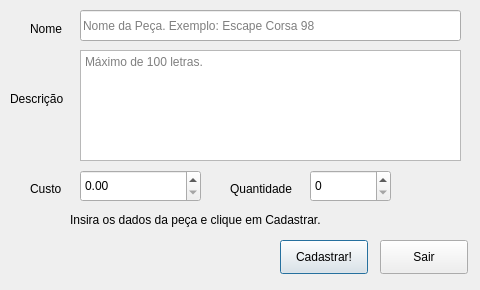
This is addpart.ui in bedi1982/Oficina as Qt 5 draws it before an edit. The edited form follows.
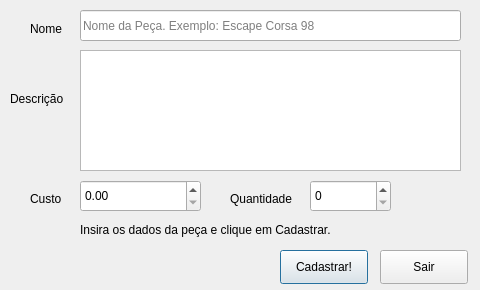
This is the edited form.

What changed in the file:
```diff
--- a/addpart.ui
+++ b/addpart.ui
@@ -35,7 +35,7 @@
    <property name="geometry">
     <rect>
      <x>280</x>
-     <y>240</y>
+     <y>250</y>
      <width>88</width>
      <height>34</height>
     </rect>
@@ -47,7 +47,7 @@
   <widget class="QLabel" name="lbl_Emoticon">
    <property name="geometry">
     <rect>
-     <x>30</x>
+     <x>10</x>
      <y>230</y>
      <width>71</width>
      <height>51</height>
@@ -73,8 +73,8 @@
   <widget class="QLabel" name="lbl_Feedback">
    <property name="geometry">
     <rect>
-     <x>70</x>
-     <y>210</y>
+     <x>80</x>
+     <y>220</y>
      <width>371</width>
      <height>20</height>
     </rect>
@@ -87,7 +87,7 @@
    <property name="geometry">
     <rect>
      <x>30</x>
-     <y>180</y>
+     <y>190</y>
      <width>41</width>
      <height>18</height>
     </rect>
@@ -113,7 +113,7 @@
    <property name="geometry">
     <rect>
      <x>230</x>
-     <y>180</y>
+     <y>190</y>
      <width>71</width>
      <height>18</height>
     </rect>
@@ -145,7 +145,7 @@
    <property name="geometry">
     <rect>
      <x>380</x>
-     <y>240</y>
+     <y>250</y>
      <width>88</width>
      <height>34</height>
     </rect>
@@ -158,7 +158,7 @@
    <property name="geometry">
     <rect>
      <x>310</x>
-     <y>170</y>
+     <y>180</y>
      <width>81</width>
      <height>32</height>
     </rect>
@@ -168,7 +168,7 @@
    <property name="geometry">
     <rect>
      <x>80</x>
-     <y>170</y>
+     <y>180</y>
      <width>121</width>
      <height>32</height>
     </rect>
@@ -183,14 +183,17 @@
      <x>80</x>
      <y>50</y>
      <width>381</width>
-     <height>111</height>
+     <height>121</height>
     </rect>
    </property>
    <property name="tabChangesFocus">
     <bool>true</bool>
    </property>
+   <property name="plainText">
+    <string/>
+   </property>
    <property name="placeholderText">
-    <string>Máximo de 100 letras.</string>
+    <string>Máximo de 250 letras.</string>
    </property>
   </widget>
  </widget>
```
